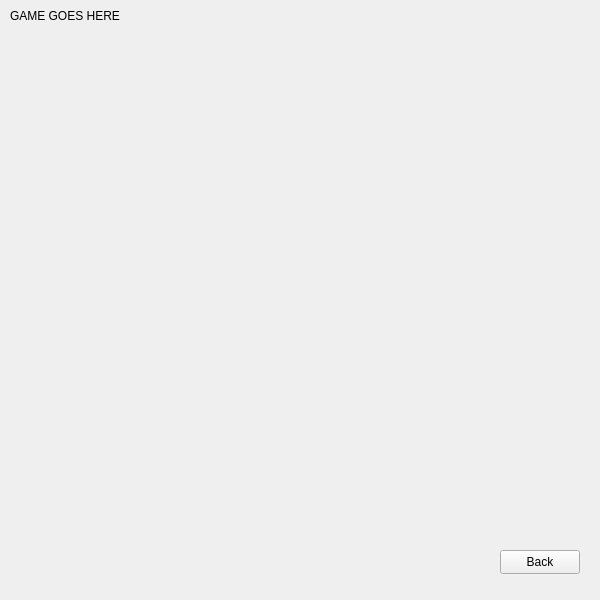
The window that maingame.ui (iRyllB/sudoku-qt-python) describes before a commit, drawn with Qt 5.
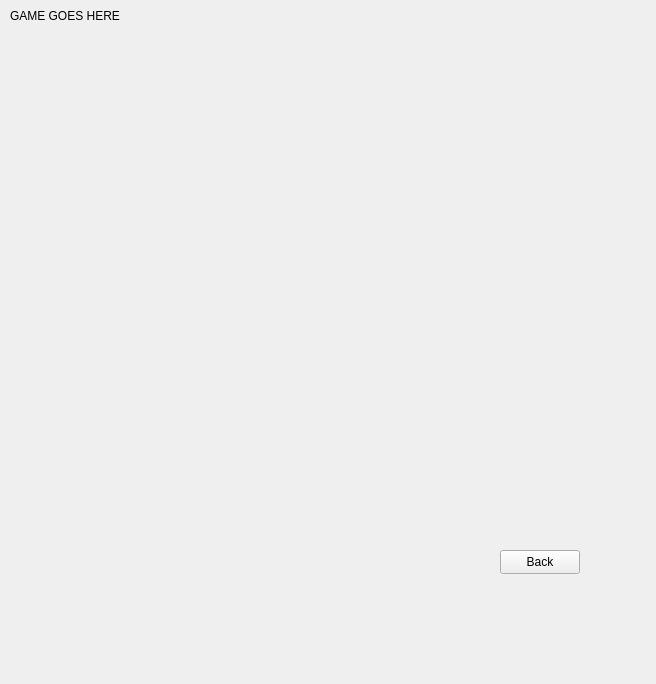
The same window after the commit.

```diff
--- a/maingame.ui
+++ b/maingame.ui
@@ -6,8 +6,8 @@
    <rect>
     <x>0</x>
     <y>0</y>
-    <width>600</width>
-    <height>600</height>
+    <width>656</width>
+    <height>684</height>
    </rect>
   </property>
   <property name="minimumSize">
@@ -18,8 +18,8 @@
   </property>
   <property name="maximumSize">
    <size>
-    <width>600</width>
-    <height>600</height>
+    <width>2000</width>
+    <height>2000</height>
    </size>
   </property>
   <property name="windowTitle">
@@ -71,8 +71,8 @@
       </property>
       <property name="maximumSize">
        <size>
-        <width>600</width>
-        <height>600</height>
+        <width>2000</width>
+        <height>2000</height>
        </size>
       </property>
      </widget>
```
